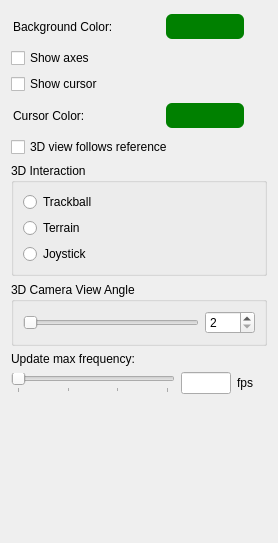
The window that IbisLib/gui/worldobjectsettingswidget.ui (IbisNeuronav/Ibis) describes before a commit, drawn with Qt 5.
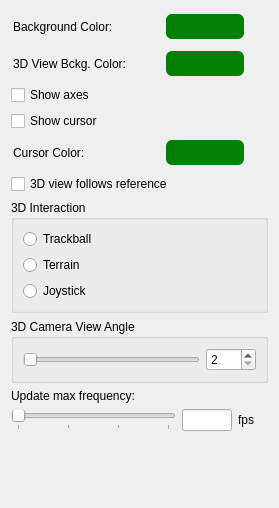
The same window after the commit.

Commit message: Created connections to set 3D background, unfortunately, the app. does not exit. Checking why.

```diff
--- a/IbisLib/gui/worldobjectsettingswidget.ui
+++ b/IbisLib/gui/worldobjectsettingswidget.ui
@@ -7,7 +7,7 @@
     <x>0</x>
     <y>0</y>
     <width>278</width>
-    <height>543</height>
+    <height>508</height>
    </rect>
   </property>
   <property name="windowTitle">
@@ -87,6 +87,79 @@
      </item>
     </layout>
    </item>
+   <item>
+    <layout class="QHBoxLayout" name="_3">
+     <property name="spacing">
+      <number>2</number>
+     </property>
+     <property name="leftMargin">
+      <number>2</number>
+     </property>
+     <property name="topMargin">
+      <number>2</number>
+     </property>
+     <property name="rightMargin">
+      <number>2</number>
+     </property>
+     <property name="bottomMargin">
+      <number>2</number>
+     </property>
+     <item>
+      <widget class="QLabel" name="label_3">
+       <property name="minimumSize">
+        <size>
+         <width>150</width>
+         <height>0</height>
+        </size>
+       </property>
+       <property name="text">
+        <string>3D View Bckg. Color:</string>
+       </property>
+      </widget>
+     </item>
+     <item>
+      <widget class="QPushButton" name="change3DColorButton">
+       <property name="minimumSize">
+        <size>
+         <width>80</width>
+         <height>27</height>
+        </size>
+       </property>
+       <property name="autoFillBackground">
+        <bool>false</bool>
+       </property>
+       <property name="styleSheet">
+        <string notr="true">background-color: green; 
+border-width: 2px;
+border-style: solid;
+border-radius: 7;</string>
+       </property>
+       <property name="text">
+        <string/>
+       </property>
+       <property name="flat">
+        <bool>false</bool>
+       </property>
+      </widget>
+     </item>
+     <item>
+      <spacer name="spacer1_3">
+       <property name="orientation">
+        <enum>Qt::Horizontal</enum>
+       </property>
+       <property name="sizeType">
+        <enum>QSizePolicy::MinimumExpanding</enum>
+       </property>
+       <property name="sizeHint" stdset="0">
+        <size>
+         <width>16</width>
+         <height>16</height>
+        </size>
+       </property>
+      </spacer>
+     </item>
+    </layout>
+   </item>
    <item>
     <widget class="QCheckBox" name="showAxesCheckBox">
      <property name="text">
@@ -343,8 +416,8 @@
      </property>
      <property name="sizeHint" stdset="0">
       <size>
-       <width>20</width>
-       <height>345</height>
+       <width>257</width>
+       <height>24</height>
       </size>
      </property>
     </spacer>
```
Left out of the diff: 68 changed lines with no effect on the pictures. The commit also changes 10 other files.
